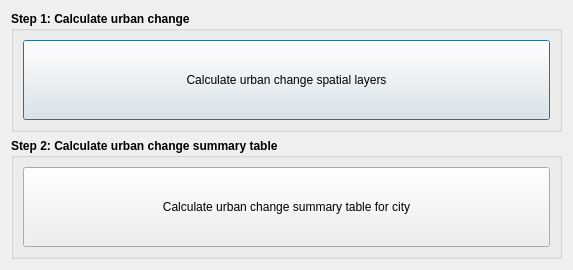
First picture: the form in LDMP/gui/DlgCalculateUrban.ui, repository ConservationInternational/trends.earth, before the edit.
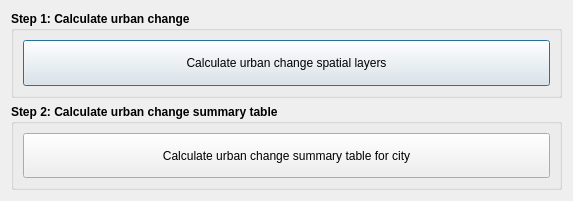
Second picture: the form after the edit.

Diff of the .ui file:
```diff
--- a/LDMP/gui/DlgCalculateUrban.ui
+++ b/LDMP/gui/DlgCalculateUrban.ui
@@ -10,7 +10,7 @@
     <x>0</x>
     <y>0</y>
     <width>573</width>
-    <height>270</height>
+    <height>201</height>
    </rect>
   </property>
   <property name="sizePolicy">
@@ -25,6 +25,12 @@
   <layout class="QVBoxLayout" name="verticalLayout_2">
    <item>
     <widget class="QGroupBox" name="groupBox">
+     <property name="sizePolicy">
+      <sizepolicy hsizetype="Preferred" vsizetype="Minimum">
+       <horstretch>0</horstretch>
+       <verstretch>0</verstretch>
+      </sizepolicy>
+     </property>
      <property name="font">
       <font>
        <weight>75</weight>
@@ -65,6 +71,12 @@
    </item>
    <item>
     <widget class="QGroupBox" name="groupBox_4">
+     <property name="sizePolicy">
+      <sizepolicy hsizetype="Preferred" vsizetype="Minimum">
+       <horstretch>0</horstretch>
+       <verstretch>0</verstretch>
+      </sizepolicy>
+     </property>
      <property name="font">
       <font>
        <weight>75</weight>
```
